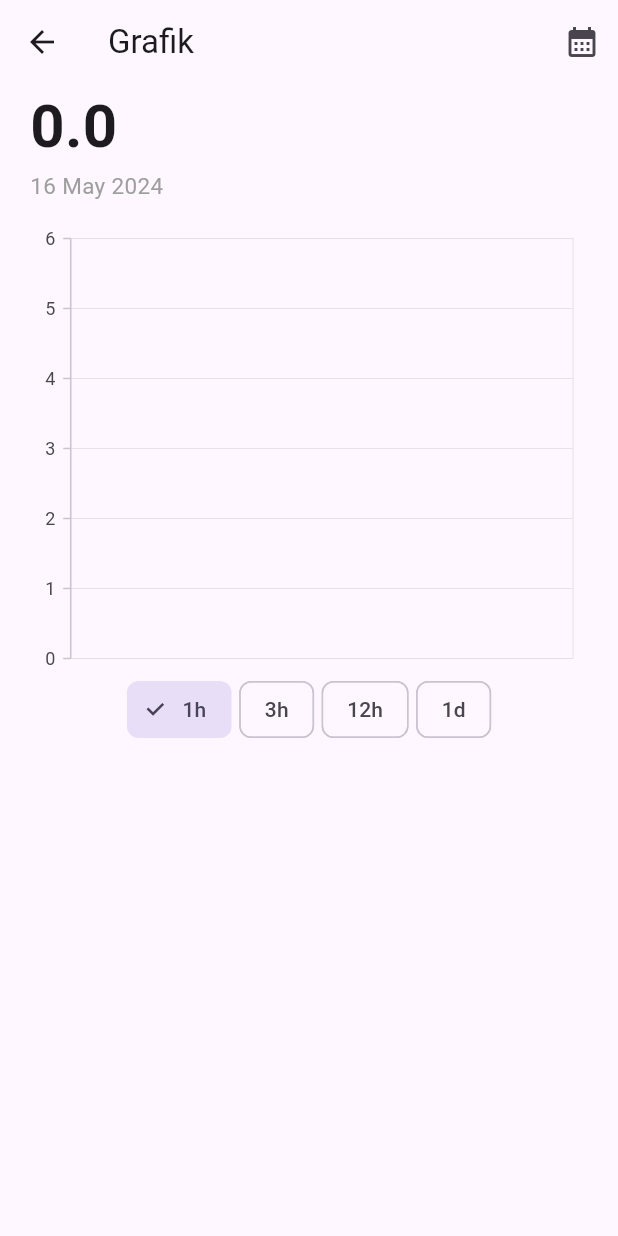
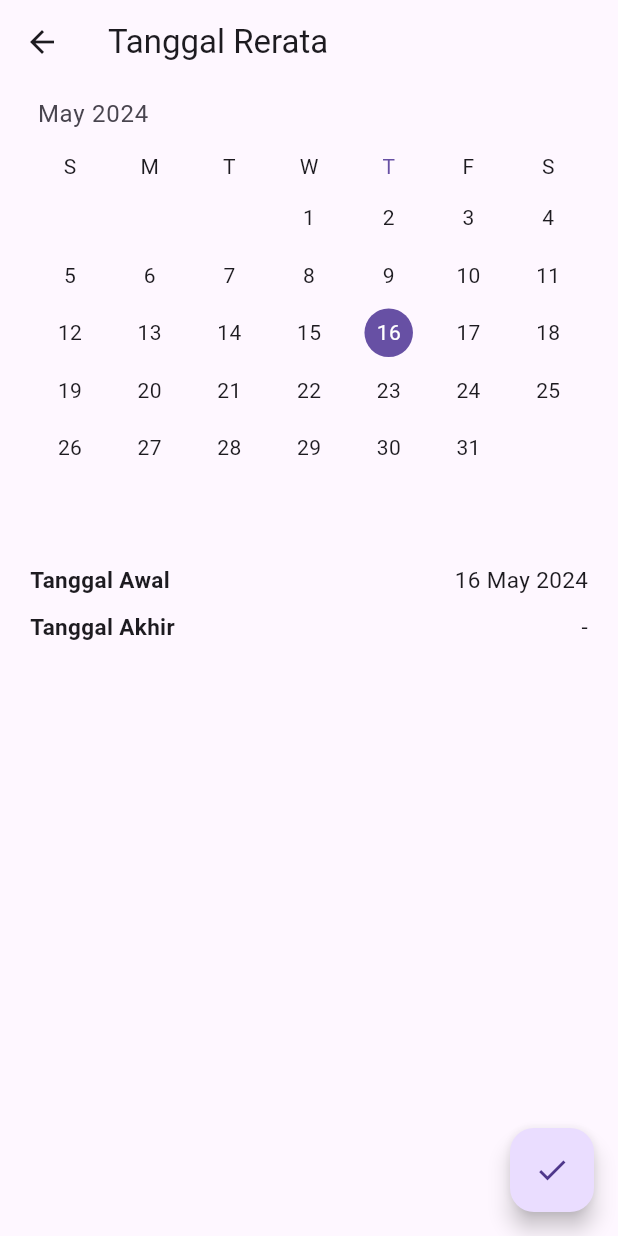
Before and after one commit to simodang/simodang-flutter, a Flutter app: the ChartPage screen opened directly, after a tap on the "calendar month" icon, on a phone screen of 412 x 824 dp. Run offline on Flutter 3.47's test engine with Material 3 defaults, Android fonts, the phone set to English and light mode, and no system bars; drawn by our look-alikes of syncfusion_flutter_datepicker; our stand-ins replace date_format, dio, firebase_auth, firebase_core, flutter_dotenv, flutter_secure_storage and 4 more; accounts and stored records are empty; generated files the repository leaves out were written again; network calls fail.

Commit message:
feat(metric): date picker for average metric

```diff
--- a/lib/views/chart/chart_page.dart
+++ b/lib/views/chart/chart_page.dart
@@ -23,6 +23,7 @@ class ChartPage extends StatelessWidget {
               IconButton(
                 icon: const Icon(Icons.calendar_month),
                 onPressed: () {
+                  Get.toNamed('/date-picker');
                   return;
                 },
               )],
--- /dev/null
+++ b/lib/views/date_picker/date_picker_binding.dart
@@ -0,0 +1,9 @@
+import 'package:get/get.dart';
+import 'package:simodang_flutter/views/date_picker/date_picker_controller.dart';
+
+class DatePickerBinding extends Bindings {
+  @override
+  void dependencies() {
+    Get.lazyPut(() => DatePickerController());
+  }
+}
--- /dev/null
+++ b/lib/views/date_picker/date_picker_controller.dart
@@ -0,0 +1,71 @@
+import 'package:date_format/date_format.dart';
+import 'package:flutter/material.dart';
+import 'package:get/get.dart';
+import 'package:syncfusion_flutter_datepicker/datepicker.dart';
+
+class DatePickerController extends GetxController {
+  Rx<DateTime> startDate = DateTime.now().obs;
+  Rx<DateTime> endDate = DateTime.fromMillisecondsSinceEpoch(0).obs;
+
+  String getStartDate() {
+    return formatDate(startDate.value, [dd, ' ', MM, ' ', yyyy]);
+  }
+
+  void setStartDate(DateTime date) {
+    startDate.value = date;
+  }
+
+  String getEndDate() {
+    if (endDate.value == DateTime.fromMillisecondsSinceEpoch(0)) {
+      return '-';
+    }
+
+    return formatDate(endDate.value, [dd, ' ', MM, ' ', yyyy]);
+  }
+
+  void setEndDate(DateTime date) {
+    endDate.value = date;
+  }
+
+  void onSelectionChanged (DateRangePickerSelectionChangedArgs args) {
+    if (args.value.startDate == null || args.value.endDate == null) {
+      return;
+    }
+
+    setStartDate(args.value.startDate);
+    setEndDate(args.value.endDate);
+    update();
+  }
+
+  String? validateDates(DateTime startDate, DateTime endDate) {
+    if (endDate == DateTime.fromMillisecondsSinceEpoch(0)) {
+      return 'Tanggal awal tidak boleh lebih besar dari tanggal akhir';
+    }
+
+    if (startDate.isAtSameMomentAs(endDate)) {
+      return 'Tanggal awal tidak boleh sama dengan tanggal akhir';
+    }
+
+    return null;
+  }
+
+  void submit() {
+    final validationResult = validateDates(startDate.value, endDate.value);
+    if (validationResult != null) {
+      Get.snackbar(
+        "Error",
+        validationResult,
+        backgroundColor: Colors.red,
+        colorText: Colors.white,
+      );
+      return;
+    }
+
+    Get.back(
+      result: {
+        'startDate': startDate.value,
+        'endDate': endDate.value,
+      },
+    );
+  }
+}
--- /dev/null
+++ b/lib/views/date_picker/date_picker_page.dart
@@ -0,0 +1,51 @@
+import 'package:flutter/material.dart';
+import 'package:get/get.dart';
+import 'package:simodang_flutter/views/date_picker/date_picker_controller.dart';
+import 'package:simodang_flutter/views/widgets/label/row_label_widget.dart';
+import 'package:syncfusion_flutter_datepicker/datepicker.dart';
+
+class DatePickerPage extends StatelessWidget {
+  const DatePickerPage({
+    super.key,
+  });
+
+  @override
+  Widget build(BuildContext context) {
+    return GetBuilder<DatePickerController>(
+      builder: (controller) {
+        return Scaffold(
+          appBar: AppBar(
+            title: const Text('Tanggal Rerata'),
+          ),
+          body: Padding(
+            padding: const EdgeInsets.symmetric(horizontal: 20),
+            child: Column(
+              children: [
+                SfDateRangePicker(
+                  onSelectionChanged: controller.onSelectionChanged,
+                  selectionMode: DateRangePickerSelectionMode.range,
+                  initialSelectedDate: controller.startDate.value,
+                  backgroundColor: Colors.transparent,
+                ),
+                const SizedBox(height: 20),
+                RowLabelWidget(
+                  label: "Tanggal Awal",
+                  value: controller.getStartDate(),
+                ),
+                const SizedBox(height: 10),
+                RowLabelWidget(
+                  label: "Tanggal Akhir",
+                  value: controller.getEndDate(),
+                )
+              ],
+            ),
+          ),
+          floatingActionButton: FloatingActionButton(
+            onPressed: controller.submit,
+            child: const Icon(Icons.check),
+          )
+        );
+      },
+    );
+  }
+}
--- a/pubspec.yaml
+++ b/pubspec.yaml
@@ -47,6 +47,7 @@ dependencies:
   intl: ^0.19.0
   syncfusion_flutter_charts: ^25.1.41+2
   date_format: ^2.0.7
+  syncfusion_flutter_datepicker: ^25.2.4
 
 dev_dependencies:
   flutter_test:
```
Also changed, not shown: lib/views/routes/pages.dart (+7 -0 lines), pubspec.lock.
